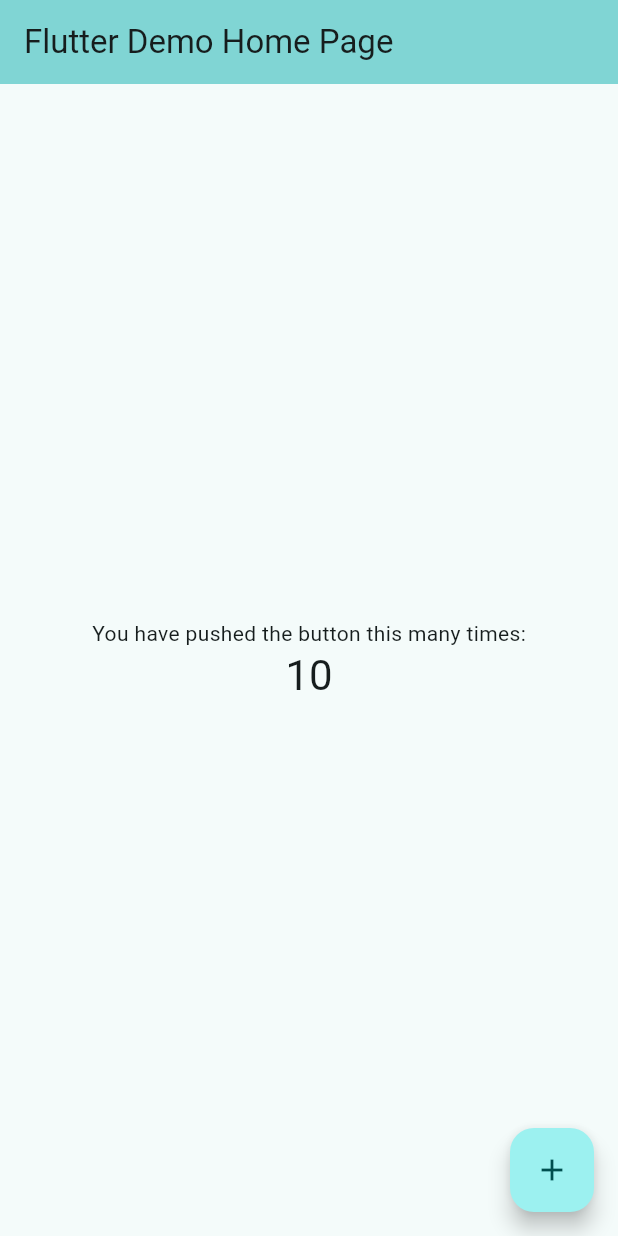
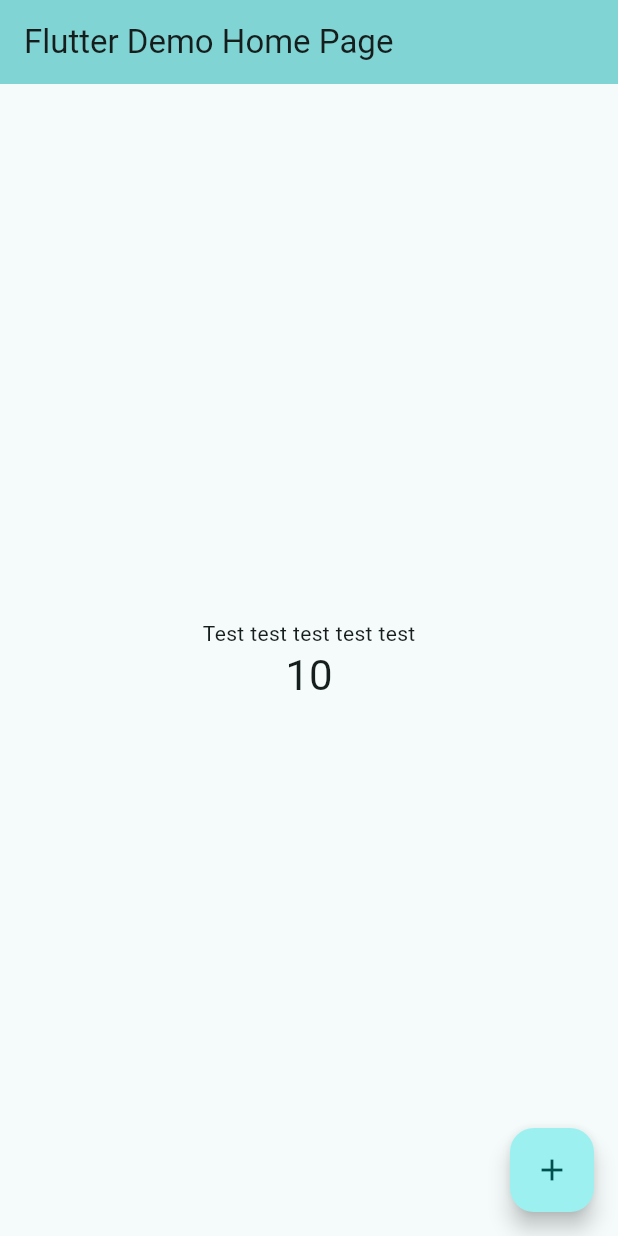
Before and after one commit to sofiabukovskaya/test_repo, a Flutter app: the screen it shows after launch, on a phone screen of 412 x 824 dp. Run offline on Flutter 3.47's test engine with Material 3 defaults, Android fonts, the phone set to English and light mode, and no system bars.

```diff
--- a/lib/main.dart
+++ b/lib/main.dart
@@ -104,7 +104,7 @@ class _MyHomePageState extends State<MyHomePage> {
           // wireframe for each widget.
           mainAxisAlignment: MainAxisAlignment.center,
           children: <Widget>[
-            const Text('You have pushed the button this many times:'),
+            const Text('Test test test test test'),
             Text(
               '$_counter',
               style: Theme.of(context).textTheme.headlineMedium,
@@ -114,7 +114,6 @@ class _MyHomePageState extends State<MyHomePage> {
       ),
       floatingActionButton: FloatingActionButton(
         onPressed: _incrementCounter,
-        tooltip: 'Increment',
         child: const Icon(Icons.add),
       ), // This trailing comma makes auto-formatting nicer for build methods.
     );
```
